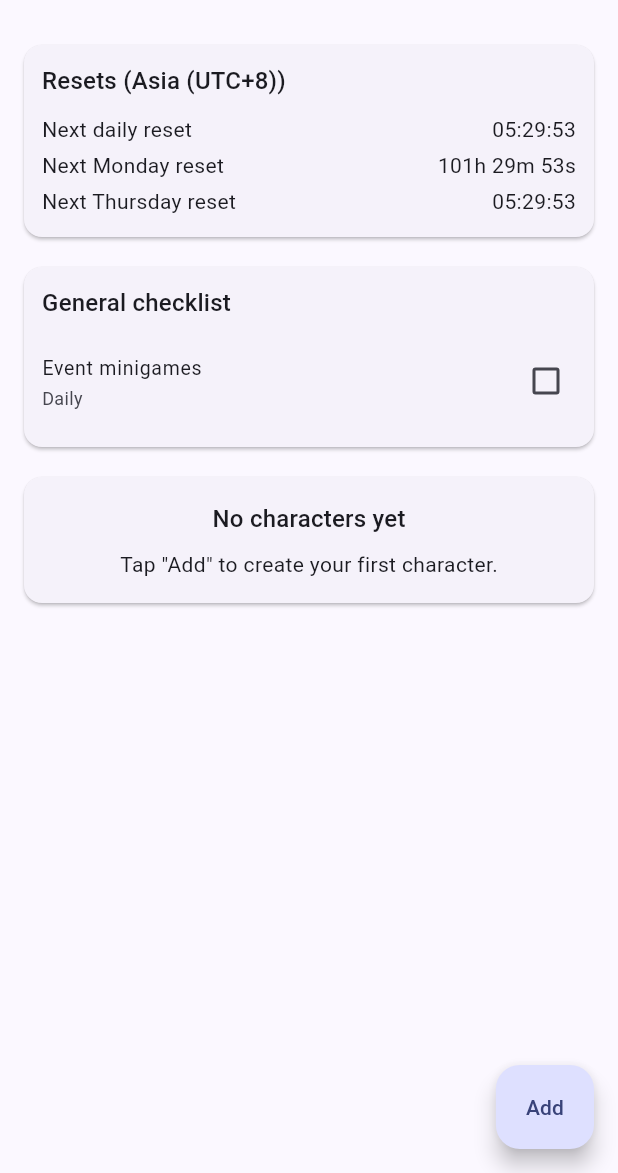
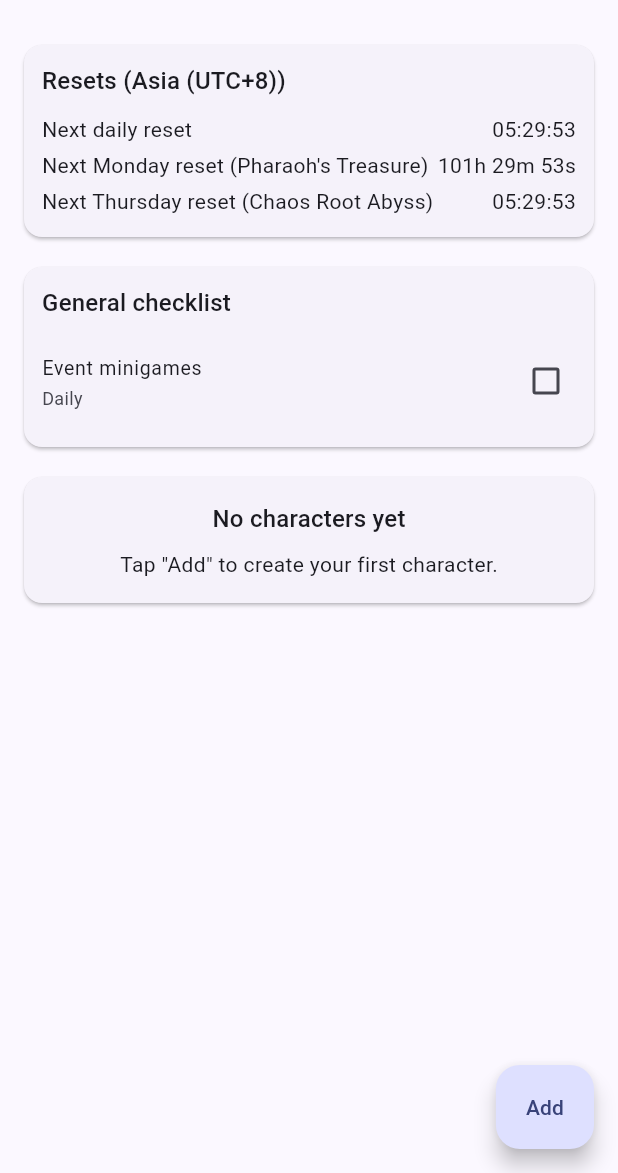
Before and after one commit to allanjchiang/MapleStoryM, a Flutter app: the screen it shows after launch, on a phone screen of 412 x 824 dp, the part 63-1236 px from its top. Run offline on Flutter 3.47's test engine with Material 3 defaults, Android fonts, the phone set to English and light mode, and no system bars; our stand-ins replace file_picker, hive, hive_flutter; missing offline and left inert: file_saver; accounts and stored records are empty.

Commit message:
Add image and make reset text clearer

```diff
--- a/msm_tracker/lib/src/screens/home_screen.dart
+++ b/msm_tracker/lib/src/screens/home_screen.dart
@@ -405,8 +405,8 @@ class _ResetCard extends StatelessWidget {
                 style: Theme.of(context).textTheme.titleMedium),
             const SizedBox(height: 8),
             _kv('Next daily reset', untilDaily),
-            _kv('Next Monday reset', untilMon),
-            _kv('Next Thursday reset', untilThu),
+            _kv("Next Monday reset (Pharaoh's Treasure)", untilMon),
+            _kv('Next Thursday reset (Chaos Root Abyss)', untilThu),
           ],
         ),
       ),
```
Also changed, not shown: 3 other files.
